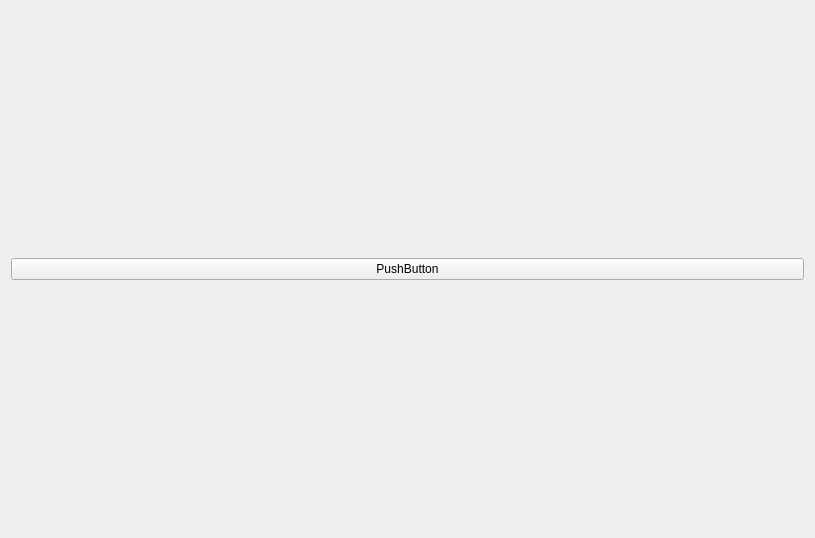
Above: SpidrMpx3Eq/qcstmBHWindow.ui from navrit/dexter before the change. Below: the same form after it.
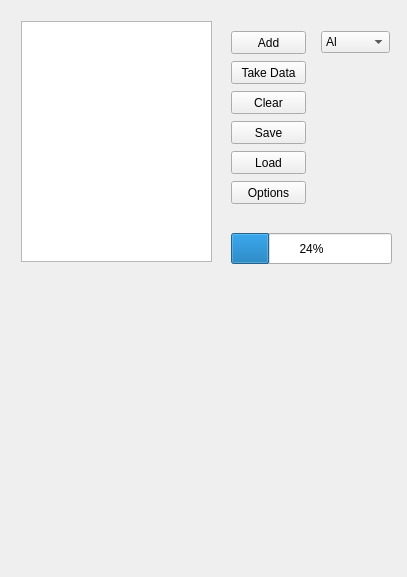
That is the form after the change.

```diff
--- a/SpidrMpx3Eq/qcstmBHWindow.ui
+++ b/SpidrMpx3Eq/qcstmBHWindow.ui
@@ -2,12 +2,15 @@
 <ui version="4.0">
  <class>QCstmBHWindow</class>
  <widget class="QWidget" name="QCstmBHWindow">
+  <property name="enabled">
+   <bool>true</bool>
+  </property>
   <property name="geometry">
    <rect>
     <x>0</x>
     <y>0</y>
-    <width>815</width>
-    <height>538</height>
+    <width>407</width>
+    <height>577</height>
    </rect>
   </property>
   <property name="windowTitle">
@@ -15,10 +18,156 @@
   </property>
   <layout class="QVBoxLayout" name="verticalLayout_2">
    <item>
-    <widget class="QPushButton" name="pushButton">
-     <property name="text">
-      <string>PushButton</string>
-     </property>
+    <widget class="QWidget" name="background" native="true">
+     <widget class="QPushButton" name="addButton">
+      <property name="geometry">
+       <rect>
+        <x>220</x>
+        <y>20</y>
+        <width>75</width>
+        <height>23</height>
+       </rect>
+      </property>
+      <property name="toolTip">
+       <string>&lt;html&gt;&lt;head/&gt;&lt;body&gt;&lt;p&gt;Add .bin file to the correction&lt;/p&gt;&lt;/body&gt;&lt;/html&gt;</string>
+      </property>
+      <property name="text">
+       <string>Add</string>
+      </property>
+     </widget>
+     <widget class="QPushButton" name="clearButton">
+      <property name="geometry">
+       <rect>
+        <x>220</x>
+        <y>80</y>
+        <width>75</width>
+        <height>23</height>
+       </rect>
+      </property>
+      <property name="text">
+       <string>Clear</string>
+      </property>
+     </widget>
+     <widget class="QPushButton" name="dataButton">
+      <property name="geometry">
+       <rect>
+        <x>220</x>
+        <y>50</y>
+        <width>75</width>
+        <height>23</height>
+       </rect>
+      </property>
+      <property name="text">
+       <string>Take Data</string>
+      </property>
+     </widget>
+     <widget class="QPushButton" name="optionsButton">
+      <property name="geometry">
+       <rect>
+        <x>220</x>
+        <y>170</y>
+        <width>75</width>
+        <height>23</height>
+       </rect>
+      </property>
+      <property name="text">
+       <string>Options</string>
+      </property>
+     </widget>
+     <widget class="QProgressBar" name="progressBar">
+      <property name="geometry">
+       <rect>
+        <x>220</x>
+        <y>222</y>
+        <width>161</width>
+        <height>31</height>
+       </rect>
+      </property>
+      <property name="value">
+       <number>24</number>
+      </property>
+     </widget>
+     <widget class="QPushButton" name="loadButton">
+      <property name="geometry">
+       <rect>
+        <x>220</x>
+        <y>140</y>
+        <width>75</width>
+        <height>23</height>
+       </rect>
+      </property>
+      <property name="text">
+       <string>Load</string>
+      </property>
+     </widget>
+     <widget class="QPushButton" name="saveButton">
+      <property name="geometry">
+       <rect>
+        <x>220</x>
+        <y>110</y>
+        <width>75</width>
+        <height>23</height>
+       </rect>
+      </property>
+      <property name="text">
+       <string>Save</string>
+      </property>
+     </widget>
+     <widget class="QListWidget" name="list">
+      <property name="geometry">
+       <rect>
+        <x>10</x>
+        <y>10</y>
+        <width>191</width>
+        <height>241</height>
+       </rect>
+      </property>
+     </widget>
+     <widget class="QWidget" name="widget" native="true">
+      <property name="geometry">
+       <rect>
+        <x>9</x>
+        <y>269</y>
+        <width>371</width>
+        <height>281</height>
+       </rect>
+      </property>
+     </widget>
+     <widget class="QComboBox" name="comboBox">
+      <property name="geometry">
+       <rect>
+        <x>310</x>
+        <y>20</y>
+        <width>69</width>
+        <height>22</height>
+       </rect>
+      </property>
+      <item>
+       <property name="text">
+        <string>Al</string>
+       </property>
+      </item>
+      <item>
+       <property name="text">
+        <string>Pb</string>
+       </property>
+      </item>
+      <item>
+       <property name="text">
+        <string>SiO2</string>
+       </property>
+      </item>
+      <item>
+       <property name="text">
+        <string>Au</string>
+       </property>
+      </item>
+      <item>
+       <property name="text">
+        <string>C8H10N4O2</string>
+       </property>
+      </item>
+     </widget>
     </widget>
    </item>
   </layout>
```
